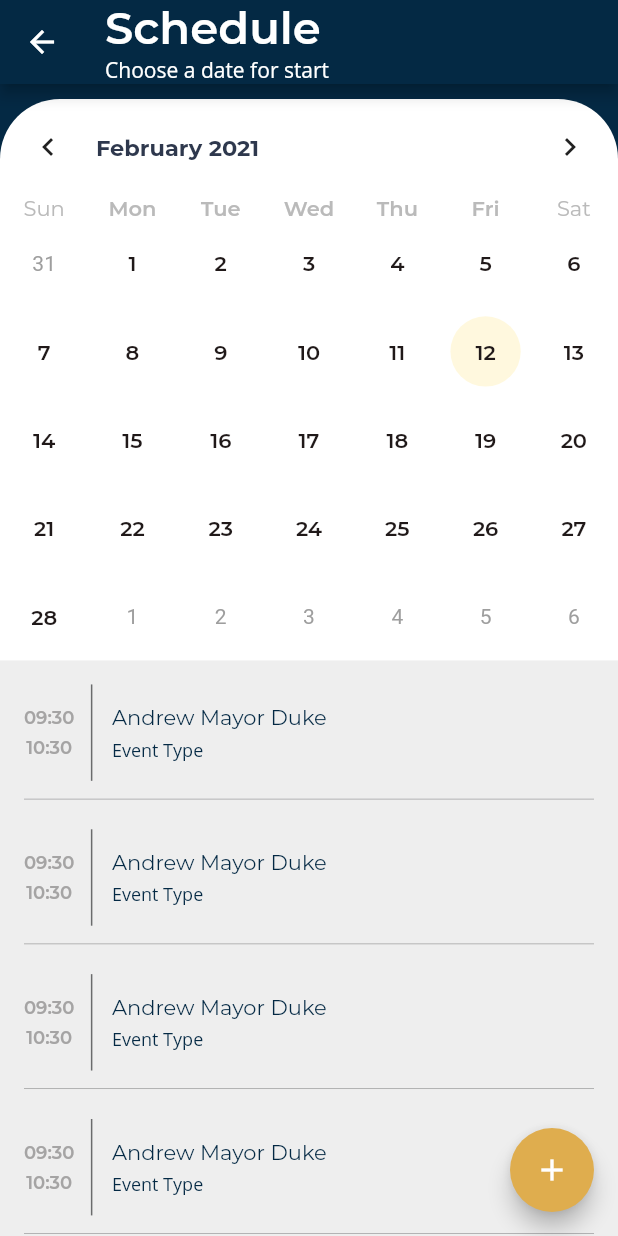
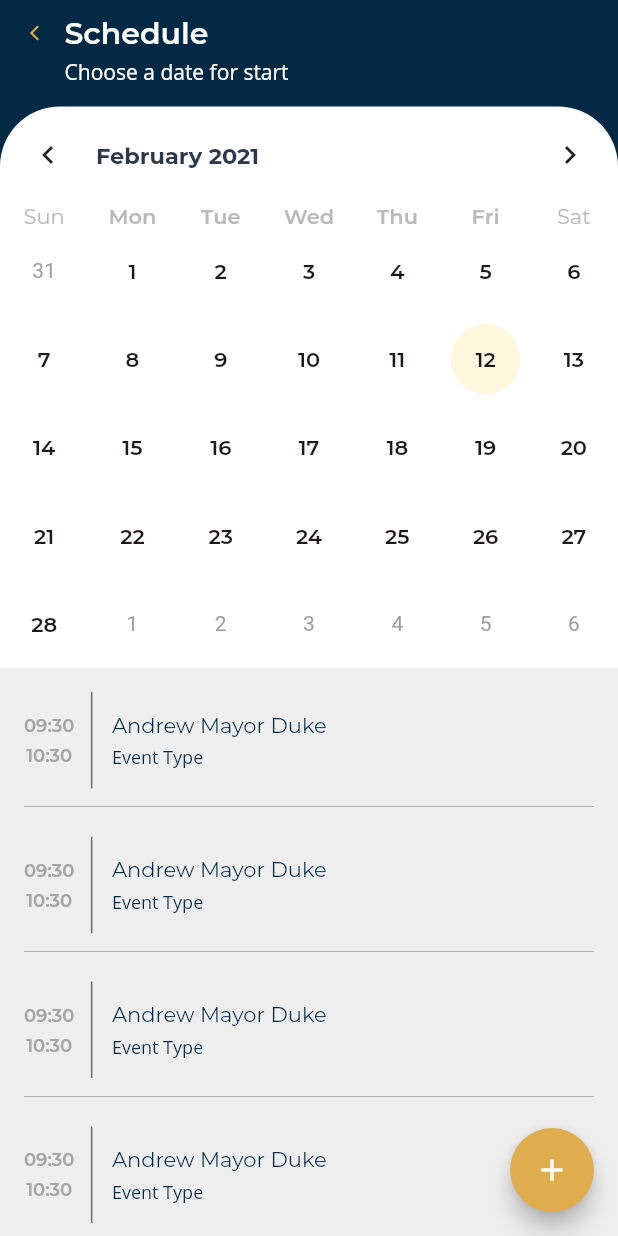
Before and after one commit to jpipearagon/active-pilot, a Flutter app: the ScheduleView screen opened by its route, on a phone screen of 412 x 824 dp. Run offline on Flutter 3.47's test engine with Material 2 defaults, Android fonts, the phone set to English and light mode, and no system bars; drawn by our look-alikes of table_calendar; our stand-ins replace dio, google_fonts, loading_overlay, lottie, shared_preferences; missing offline and left inert: flutter_picker; accounts and stored records are empty; network calls fail.

Commit message:
wip: schedule

```diff
--- /dev/null
+++ b/active_pilot/lib/src/apis/schedule_api.dart
@@ -0,0 +1,27 @@
+import 'package:aircraft/src/models/Reservation.dart';
+
+import 'rest_api.dart';
+
+class ScheduleApi {
+  final RestApi _restApi = RestApi();
+
+  Future<List<Reservation>> getScheduleByDate(
+      String startDate, String endDate) async {
+    try {
+      final Map<String, String> params = {
+        "start": startDate,
+        "end": endDate,
+      };
+
+      List<dynamic> response = await _restApi.get(
+          endPoint: '/api/reservations', queryParameters: params);
+      final list = response.map((data) {
+        return Reservation.fromJson(data);
+      });
+      return list.toList();
+    } catch (e) {
+      print(e.toString());
+      return null;
+    }
+  }
+}
--- /dev/null
+++ b/active_pilot/lib/src/bloc/schedule_bloc.dart
@@ -0,0 +1,30 @@
+import 'dart:async';
+
+import 'package:aircraft/src/apis/schedule_api.dart';
+import 'package:aircraft/src/models/Reservation.dart';
+
+class ScheduleBloc {
+  static final ScheduleBloc _singleton = ScheduleBloc._internal();
+
+  ScheduleBloc._internal();
+
+  // ignore: close_sinks
+  final _scheduleStreamController =
+      StreamController<List<Reservation>>.broadcast();
+  Function(List<Reservation>) get scheduleSink =>
+      _scheduleStreamController.sink.add;
+  Stream<List<Reservation>> get scheduleStream =>
+      _scheduleStreamController.stream;
+
+  factory ScheduleBloc() {
+    return _singleton;
+  }
+
+  Future<void> loadSchedule() async {
+    final scheduleApi = ScheduleApi();
+    final response = await scheduleApi.getScheduleByDate(
+        '2021-02-08T00:00:00-05:00', '2021-02-08T23:59:59-05:00');
+    scheduleSink(response);
+    return null;
+  }
+}
--- /dev/null
+++ b/active_pilot/lib/src/constants/application_colors.dart
@@ -0,0 +1,21 @@
+import 'package:flutter/material.dart';
+
+class ApplicationColors {
+  static ApplicationColors _singleton;
+
+  Color primaryColor;
+  Color backArrow;
+
+  factory ApplicationColors() {
+    if (_singleton == null) {
+      _singleton = ApplicationColors._();
+    }
+
+    _singleton.primaryColor = const Color(0xFF042944);
+    _singleton.backArrow = const Color(0xFFDFAD4E);
+
+    return _singleton;
+  }
+
+  ApplicationColors._();
+}
--- /dev/null
+++ b/active_pilot/lib/src/models/Reservation.dart
@@ -0,0 +1,19 @@
+class Reservation {
+  int tag;
+  String startDate;
+  String endDate;
+  String event;
+  String eventType;
+
+  Reservation(
+    this.tag,
+    this.startDate,
+    this.endDate,
+    this.event,
+    this.eventType,
+  );
+
+  factory Reservation.fromJson(Map<String, dynamic> json) {
+    return null;
+  }
+}
--- a/active_pilot/lib/src/views/schedule_view.dart
+++ b/active_pilot/lib/src/views/schedule_view.dart
@@ -1,10 +1,12 @@
+import 'package:aircraft/src/Constants/application_colors.dart';
+import 'package:aircraft/src/bloc/schedule_bloc.dart';
 import 'package:aircraft/src/views/noke_view.dart';
 import 'package:aircraft/src/views/reservation_view.dart';
 import 'package:flutter/material.dart';
+import 'package:google_fonts/google_fonts.dart';
 import 'package:table_calendar/table_calendar.dart';
 
 class ScheduleView extends StatefulWidget {
-
   static final routeName = "schedule";
 
   @override
@@ -12,50 +14,29 @@ class ScheduleView extends StatefulWidget {
 }
 
 class _ScheduleViewState extends State<ScheduleView> {
+  final _calendarController = CalendarController();
+  final _scheduleBloc = ScheduleBloc();
 
-  final _calendarController = CalendarController();
+  @override
+  void initState() {
+    // TODO: implement initState
+    super.initState();
+    _scheduleBloc.loadSchedule();
+  }
 
   @override
   Widget build(BuildContext context) {
     return Scaffold(
-      appBar: AppBar(
-        centerTitle: false,
-        titleSpacing: 0.0,
-        title:  Transform(
-          // you can forcefully translate values left side using Transform
-          transform:  Matrix4.translationValues(14.0, 0.0, 0.0),
-          child: Column(
-            crossAxisAlignment: CrossAxisAlignment.start,
+      backgroundColor: ApplicationColors().primaryColor,
+      body: Column(
         children: [
-              Text(
-                  "Schedule",
-                  style: TextStyle(
-                      fontFamily: "Montserrat",
-                      fontSize: 30,
-                      fontWeight: FontWeight.w600 ,
-                      color: Colors.white// semi-bold
-                  )
+          Container(
+            child: buildTitle(),
           ),
-              Text(
-                  "Choose a date for start",
-                  style: TextStyle(
-                      fontFamily: "Open Sans",
-                      fontSize: 14,
-                      fontWeight: FontWeight.w400 ,
-                      color: Colors.white// semi-bold
-                  )
-              )
-            ],
-          ),
-        ),
-        backgroundColor: Color.fromRGBO(4, 41, 68, 1),
-      ),
-      body: Container(
-          padding: EdgeInsets.only(top: 10),
-          width: double.infinity,
-          height: double.infinity,
-          decoration: BoxDecoration(
-              color: Color.fromRGBO(4, 41, 68, 1)
+          Expanded(
+            child: Container(
+                padding: EdgeInsets.only(
+                  top: 14.0,
                 ),
                 child: Container(
                   decoration: BoxDecoration(
@@ -63,8 +44,7 @@ class _ScheduleViewState extends State<ScheduleView> {
                       borderRadius: new BorderRadius.only(
                         topLeft: const Radius.circular(40.0),
                         topRight: const Radius.circular(40.0),
-                )
-            ),
+                      )),
                   child: Column(
                     children: [
                       TableCalendar(
@@ -72,63 +52,54 @@ class _ScheduleViewState extends State<ScheduleView> {
                         headerStyle: HeaderStyle(
                             formatButtonVisible: false,
                             titleTextStyle: TextStyle(
-                          color: Color.fromRGBO(46,56,77,1),
+                                color: Color.fromRGBO(46, 56, 77, 1),
                                 fontSize: 15,
                                 fontFamily: "Montserrat",
-                          fontWeight: FontWeight.w700
-                      )
-                  ),
+                                fontWeight: FontWeight.w700)),
                         calendarStyle: CalendarStyle(
-                      selectedColor: Color.fromRGBO(255,204,0,0.13),
+                          selectedColor: Color.fromRGBO(255, 204, 0, 0.13),
                           selectedStyle: TextStyle(
-                          color: Color.fromRGBO(32,25,25,1),
+                              color: Color.fromRGBO(32, 25, 25, 1),
                               fontSize: 14,
                               fontFamily: "Montserrat",
-                          fontWeight: FontWeight.w600
-                      ),
-                      todayColor: Color.fromRGBO(255,204,0,0.13),
+                              fontWeight: FontWeight.w600),
+                          todayColor: Color.fromRGBO(255, 204, 0, 0.13),
                           todayStyle: TextStyle(
-                          color: Color.fromRGBO(32,25,25,1),
+                              color: Color.fromRGBO(32, 25, 25, 1),
                               fontSize: 14,
                               fontFamily: "Montserrat",
-                          fontWeight: FontWeight.w600
-                      ),
+                              fontWeight: FontWeight.w600),
                           weekendStyle: TextStyle(
-                          color: Color.fromRGBO(32,25,25,1),
+                              color: Color.fromRGBO(32, 25, 25, 1),
                               fontSize: 14,
                               fontFamily: "Montserrat",
-                          fontWeight: FontWeight.w600
-                      ),
+                              fontWeight: FontWeight.w600),
                           weekdayStyle: TextStyle(
-                          color: Color.fromRGBO(32,25,25,1),
+                              color: Color.fromRGBO(32, 25, 25, 1),
                               fontSize: 14,
                               fontFamily: "Montserrat",
-                          fontWeight: FontWeight.w600
-                      ),
-                      outsideWeekendStyle: TextStyle(color: const Color(0xFF9E9E9E)),
-
+                              fontWeight: FontWeight.w600),
+                          outsideWeekendStyle:
+                              TextStyle(color: const Color(0xFF9E9E9E)),
                         ),
                         daysOfWeekStyle: DaysOfWeekStyle(
                           weekdayStyle: TextStyle(
-                        color: Color.fromRGBO(186,186,186,1),
+                              color: Color.fromRGBO(186, 186, 186, 1),
                               fontSize: 14,
                               fontFamily: "Montserrat",
-                        fontWeight: FontWeight.w600
-                    ),
+                              fontWeight: FontWeight.w600),
                           weekendStyle: TextStyle(
-                        color: Color.fromRGBO(186,186,186,1),
+                              color: Color.fromRGBO(186, 186, 186, 1),
                               fontSize: 14,
                               fontFamily: "Montserrat",
-                        fontWeight: FontWeight.w500
-                    ),
+                              fontWeight: FontWeight.w500),
                         ),
                         calendarController: _calendarController,
                       ),
                       Expanded(
                         child: Container(
                           decoration: BoxDecoration(
-                        color: Color.fromRGBO(238,238,238,1)
-                    ),
+                              color: Color.fromRGBO(238, 238, 238, 1)),
                           child: ListView(
                             children: _events(context),
                           ),
@@ -136,46 +107,54 @@ class _ScheduleViewState extends State<ScheduleView> {
                       )
                     ],
                   ),
-          )
+                )),
+          ),
+        ],
       ),
       floatingActionButton: FloatingActionButton(
         onPressed: () {
           Navigator.of(context).pushNamed(ReservationView.routeName);
         },
         child: Icon(Icons.add),
-        backgroundColor: Color.fromRGBO(223,173,78,1),
+        backgroundColor: Color.fromRGBO(223, 173, 78, 1),
       ),
     );
   }
 
   List<Widget> _events(BuildContext context) {
-
     final size = MediaQuery.of(context).size;
 
     return events.map((event) {
       return ListTile(
         title: Container(
-
             child: Column(
           children: [
-              SizedBox(height: 12,),
+            SizedBox(
+              height: 12,
+            ),
             Row(
               children: [
                 Column(
                   children: [
-                      Text(event.startDate,
+                    Text(
+                      event.startDate,
                       style: TextStyle(
-                            color: Color.fromRGBO(165,164,164,1),
+                          color: Color.fromRGBO(165, 164, 164, 1),
                           fontSize: 12,
                           fontFamily: "Montserrat",
-                            fontWeight: FontWeight.w600),),
-                      SizedBox(height: 5,),
-                      Text(event.endDate,
+                          fontWeight: FontWeight.w600),
+                    ),
+                    SizedBox(
+                      height: 5,
+                    ),
+                    Text(
+                      event.endDate,
                       style: TextStyle(
-                            color: Color.fromRGBO(165,164,164,1),
+                          color: Color.fromRGBO(165, 164, 164, 1),
                           fontSize: 12,
                           fontFamily: "Montserrat",
-                            fontWeight: FontWeight.w600),),
+                          fontWeight: FontWeight.w600),
+                    ),
                   ],
                 ),
                 SizedBox(
@@ -183,10 +162,9 @@ class _ScheduleViewState extends State<ScheduleView> {
                 ),
                 Container(
                   width: 1,
-                    height: size.height*0.078,
-                    decoration: BoxDecoration(
-                      color: Color.fromRGBO(106,107,108,1)
-                    ),
+                  height: size.height * 0.078,
+                  decoration:
+                      BoxDecoration(color: Color.fromRGBO(106, 107, 108, 1)),
                 ),
                 SizedBox(
                   width: 13,
@@ -194,36 +172,40 @@ class _ScheduleViewState extends State<ScheduleView> {
                 Column(
                   crossAxisAlignment: CrossAxisAlignment.start,
                   children: [
-                      Text(event.event,
+                    Text(
+                      event.event,
                       style: TextStyle(
-                            color: Color.fromRGBO(4,41,68,1),
+                          color: Color.fromRGBO(4, 41, 68, 1),
                           fontSize: 14,
                           fontFamily: "Montserrat",
-                            fontWeight: FontWeight.w500),),
-                      SizedBox(height: 5,),
-                      Text(event.eventType,
+                          fontWeight: FontWeight.w500),
+                    ),
+                    SizedBox(
+                      height: 5,
+                    ),
+                    Text(
+                      event.eventType,
                       style: TextStyle(
-                            color: Color.fromRGBO(4,41,68,1),
+                          color: Color.fromRGBO(4, 41, 68, 1),
                           fontSize: 12,
                           fontFamily: "Open Sans",
-                            fontWeight: FontWeight.w400),),
+                          fontWeight: FontWeight.w400),
+                    ),
                   ],
                 ),
-
               ],
             ),
-              SizedBox(height: 12,),
+            SizedBox(
+              height: 12,
+            ),
             Container(
               height: 0.3,
               width: double.infinity,
-                decoration: BoxDecoration(
-                    color: Color.fromRGBO(106,107,108,1)
+              decoration:
+                  BoxDecoration(color: Color.fromRGBO(106, 107, 108, 1)),
             ),
-              ),
-
           ],
-          )
-        ),
+        )),
         onTap: () {
           Navigator.of(context).pushNamed(NokeView.routeName);
         },
@@ -231,14 +213,116 @@ class _ScheduleViewState extends State<ScheduleView> {
     }).toList();
   }
 
+  Widget buildTitle() {
+    double paddingTop = MediaQuery.of(context).padding.top;
+
+    return Padding(
+      padding: const EdgeInsets.only(
+        left: 20.0,
+        right: 20.0,
+      ),
+      child: Column(
+        crossAxisAlignment: CrossAxisAlignment.start,
+        children: [
+          Container(
+            child: Padding(
+              padding: EdgeInsets.only(
+                top: paddingTop + 10.0,
+                bottom: 4.0,
+              ),
+              child: InkWell(
+                onTap: () {
+                  Navigator.pop(context);
+                },
+                child: Row(
+                  crossAxisAlignment: CrossAxisAlignment.center,
+                  children: [
+                    Icon(
+                      Icons.arrow_back_ios,
+                      size: 12.0,
+                      color: ApplicationColors().backArrow,
+                    ),
+                    Padding(
+                      padding: const EdgeInsets.only(
+                        left: 11.0,
+                      ),
+                      child: Text("Schedule",
+                          style: GoogleFonts.montserrat(
+                              //fontFamily: "Montserrat",
+                              fontSize: 20.0,
+                              fontWeight: FontWeight.w600,
+                              color: Colors.white // semi-bold
+                              )),
+                    ),
+                  ],
+                ),
+              ),
+            ),
+          ),
+          Container(
+            child: Padding(
+              padding: const EdgeInsets.only(
+                left: 23.0,
+                top: 0.0,
+              ),
+              child: Text("Choose a date for start",
+                  style: GoogleFonts.openSans(
+                      fontSize: 14,
+                      fontWeight: FontWeight.w400,
+                      color: Colors.white // semi-bold
+                      )), /*Text(
+                l10n.completeWorkflow,
+                style: GoogleFonts.nunito(
+                  fontSize: 26.0,
+                  fontWeight: FontWeight.w600,
+                  fontStyle: FontStyle.normal,
+                  color: Colors.white,
+                ),
+              ),*/
+            ),
+          ),
+        ],
+      ),
+    );
+  }
 }
 
 final List<Event> events = [
-  Event(1, '09:30', "10:30", "Andrew Mayor Duke", "Event Type",),
-  Event(2, '09:30', "10:30", "Andrew Mayor Duke", "Event Type",),
-  Event(3, '09:30', "10:30", "Andrew Mayor Duke", "Event Type",),
-  Event(4, '09:30', "10:30", "Andrew Mayor Duke", "Event Type",),
-  Event(5, '09:30', "10:30", "Andrew Mayor Duke", "Event Type",),
+  Event(
+    1,
+    '09:30',
+    "10:30",
+    "Andrew Mayor Duke",
+    "Event Type",
+  ),
+  Event(
+    2,
+    '09:30',
+    "10:30",
+    "Andrew Mayor Duke",
+    "Event Type",
+  ),
+  Event(
+    3,
+    '09:30',
+    "10:30",
+    "Andrew Mayor Duke",
+    "Event Type",
+  ),
+  Event(
+    4,
+    '09:30',
+    "10:30",
+    "Andrew Mayor Duke",
+    "Event Type",
+  ),
+  Event(
+    5,
+    '09:30',
+    "10:30",
+    "Andrew Mayor Duke",
+    "Event Type",
+  ),
 ];
 
 class Event {
@@ -248,7 +332,8 @@ class Event {
   String event;
   String eventType;
 
-  Event(this.tag,
+  Event(
+    this.tag,
     this.startDate,
     this.endDate,
     this.event,
```
Also changed, not shown: 2 other files. Lines whose indentation alone changed are shown as unchanged.
